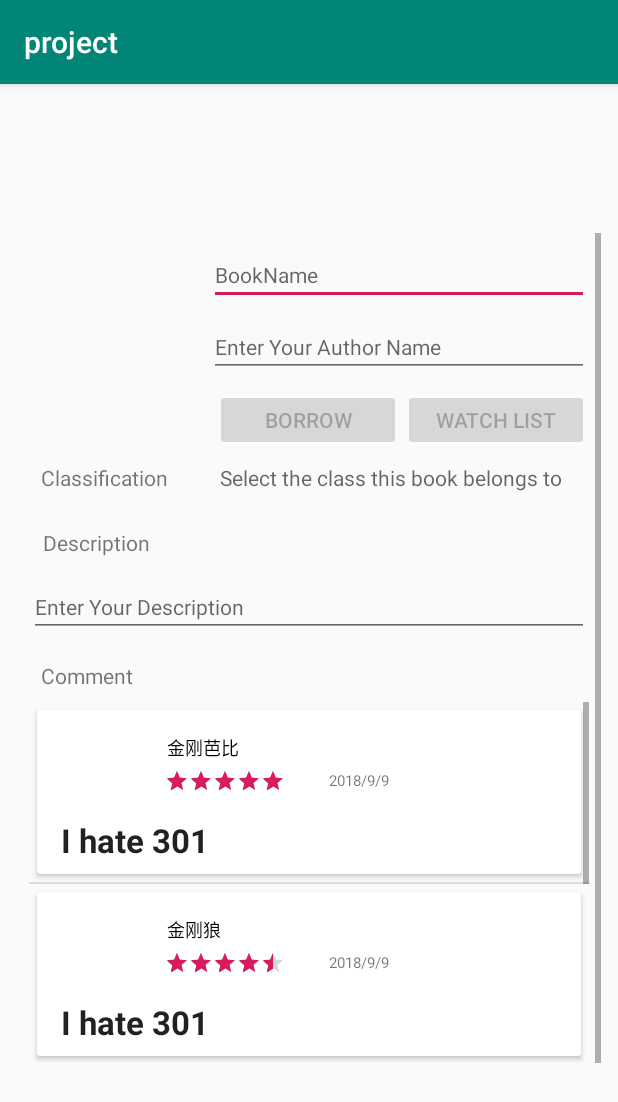
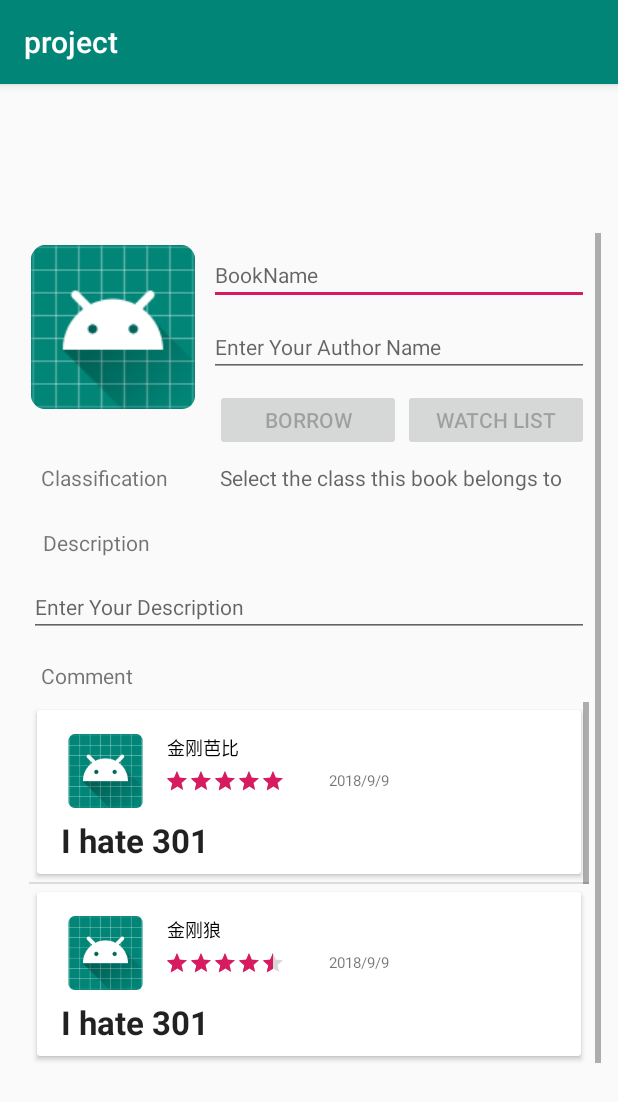
Before and after one commit to CMPUT301W19T01/I_love_reading, an Android app: the screen it shows after launch (ItemViewActivity), after a tap on "NEW", on a phone screen of 412 x 824 dp. Shown: the top 1102 px of the screen. Run offline under Robolectric (Android 15) with nearby library versions, the phone set to English and light mode, and no system bars.

Commit message:
bug ixed

```diff
--- a/app/src/main/res/layout/activity_item_view.xml
+++ b/app/src/main/res/layout/activity_item_view.xml
@@ -35,7 +35,7 @@
                 android:layout_marginTop="8dp"
                 app:layout_constraintStart_toStartOf="parent"
                 app:layout_constraintTop_toTopOf="parent"
-                tools:srcCompat="@tools:sample/avatars" />
+                app:srcCompat="@mipmap/ic_launcher" />
 
             <EditText
                 android:id="@+id/EditTextBookName"
--- a/app/src/main/res/layout/comment_adapter.xml
+++ b/app/src/main/res/layout/comment_adapter.xml
@@ -44,8 +44,9 @@
                 android:layout_alignParentTop="true"
                 android:layout_marginStart="8dp"
                 android:layout_marginLeft="8dp"
+
                 android:layout_marginTop="8dp"
-                tools:srcCompat="@tools:sample/avatars" />
+                app:srcCompat="@mipmap/ic_launcher_round" />
 
             <TextView
                 android:id="@+id/TextViewCommentTime"
@@ -95,6 +96,7 @@
                 android:numStars="5"
                 android:stepSize=".5" />
 
+
         </RelativeLayout>
 
     </android.support.v7.widget.CardView>
```
